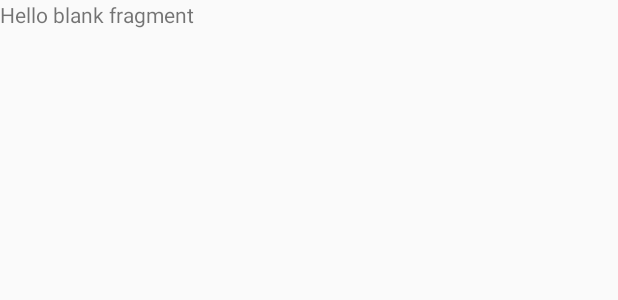
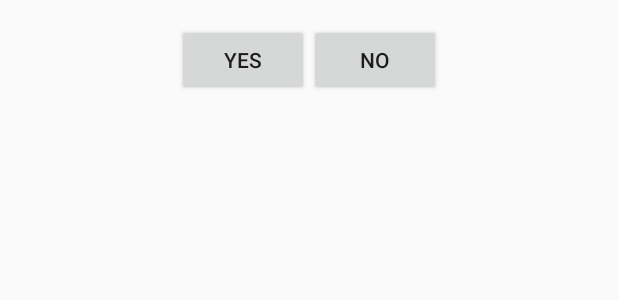
Before and after one commit to Lotafak/Places, an Android app: the layout fragment_continue_as_dialog.xml on its own in the app's theme, with its tools: preview values and no code run, on a phone screen of 412 x 824 dp. Shown: the top 300 px of the screen. Run offline under Robolectric (Android 15) with nearby library versions, the phone set to English and light mode, and no system bars.

Commit message:
ConntinueAsDialog pops on creating LoginActivity allowing user to continue to main screen with already logged Facebook account (only!).

```diff
--- a/app/src/main/res/layout/fragment_continue_as_dialog.xml
+++ b/app/src/main/res/layout/fragment_continue_as_dialog.xml
@@ -4,10 +4,22 @@
     android:layout_height="match_parent"
     tools:context="com.patrykk.places.ContinueAsDialog">
 
-    <!-- TODO: Update blank fragment layout -->
-    <TextView
-        android:layout_width="match_parent"
-        android:layout_height="match_parent"
-        android:text="@string/hello_blank_fragment" />
+    <LinearLayout
+        android:layout_width="wrap_content"
+        android:layout_height="wrap_content"
+        android:layout_gravity="center_horizontal"
+        android:layout_margin="16dp">
 
+        <Button
+            android:id="@+id/button_yes"
+            android:layout_width="wrap_content"
+            android:layout_height="wrap_content"
+            android:text="yes" />
+
+        <Button
+            android:id="@+id/button_no"
+            android:layout_width="wrap_content"
+            android:layout_height="wrap_content"
+            android:text="no" />
+    </LinearLayout>
 </FrameLayout>
--- a/app/src/main/res/values/strings.xml
+++ b/app/src/main/res/values/strings.xml
@@ -12,7 +12,5 @@
     <string name="location_dialog_title">Choose location source:</string>
     <string name="drawer_open_title">Your Places</string>
     <string name="change_localization_button_title">Change localization</string>
-
-    <!-- TODO: Remove or change this placeholder text -->
-    <string name="hello_blank_fragment">Hello blank fragment</string>
+    <string name="continue_as">Do you wan to continue as </string>
 </resources>
```
Also changed, not shown: app/src/main/java/com/patrykk/places/Constants.java (+5 -11 lines), app/src/main/java/com/patrykk/places/ContinueAsDialog.java (+46 -7 lines), app/src/main/java/com/patrykk/places/LoginActivity.java (+28 -29 lines).
